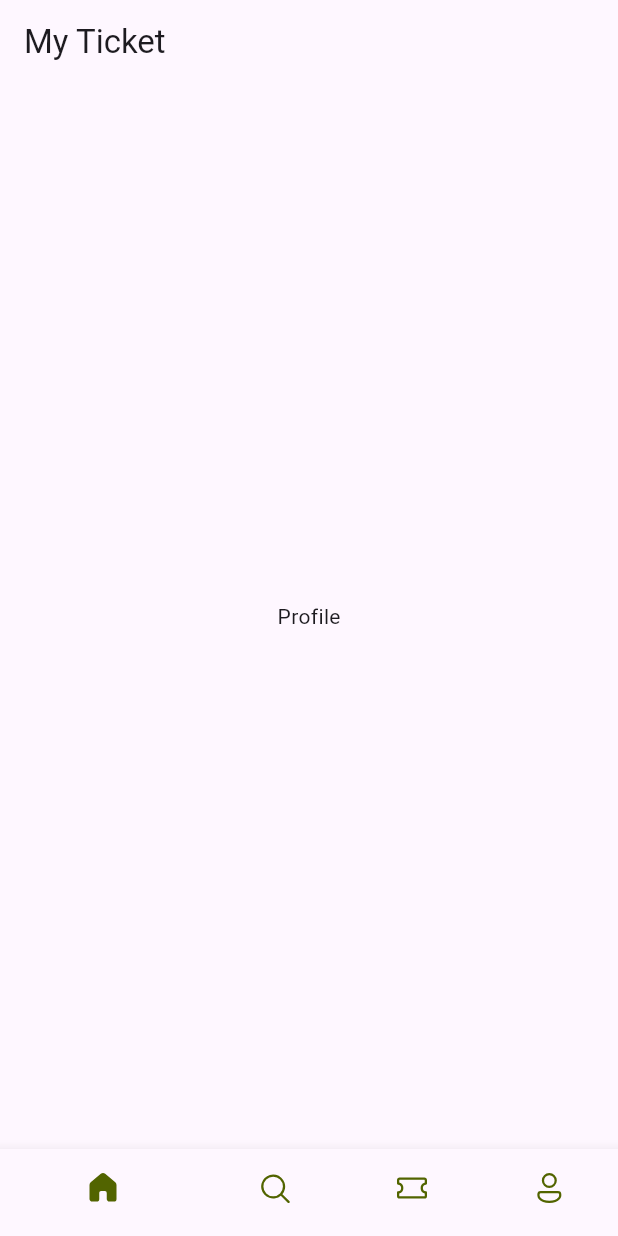
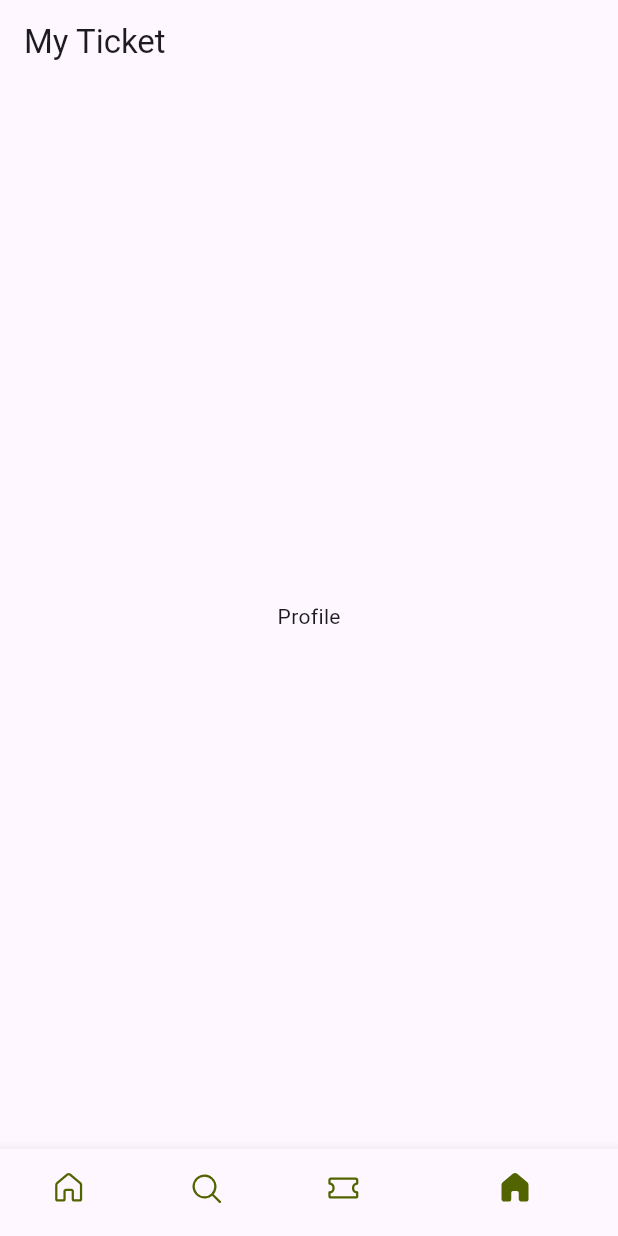
Before and after one commit to Kemical001/ticket-app, a Flutter app: the screen it shows after launch, item 4 of the bottom bar chosen, on a phone screen of 412 x 824 dp. Run offline on Flutter 3.47's test engine with Material 3 defaults, Android fonts, the phone set to English and light mode, and no system bars; our stand-ins replace fluentui_icons.

Commit message:
first commit

```diff
--- a/lib/base/bottom_nav_bar.dart
+++ b/lib/base/bottom_nav_bar.dart
@@ -1,5 +1,6 @@
 import 'package:fluentui_icons/fluentui_icons.dart';
 import 'package:flutter/material.dart';
+import 'package:ticket_app/screens/home_screen.dart';
 
 class BottomNavBar extends StatefulWidget {
   const BottomNavBar({super.key});
@@ -10,7 +11,7 @@ class BottomNavBar extends StatefulWidget {
 
 class _BottomNavBarState extends State<BottomNavBar> {
   final appScreens = [
-    const Center(child: (Text("Home"))),
+    const HomeScreen(),
     const Center(child: (Text("Search"))),
     const Center(child: (Text("Tickets"))),
     const Center(child: (Text("Profile")))
@@ -32,6 +33,7 @@ class _BottomNavBarState extends State<BottomNavBar> {
       ),
       body: appScreens[_selectedIndex],
       bottomNavigationBar: BottomNavigationBar(
+        currentIndex: _selectedIndex,
         onTap: _onItemTapped,
         selectedItemColor: Color(0xFF526400),
         unselectedItemColor: Color(0xFF526400),
```
Also changed, not shown: lib/screens/home_screen.dart (added, +23 -0 lines).
